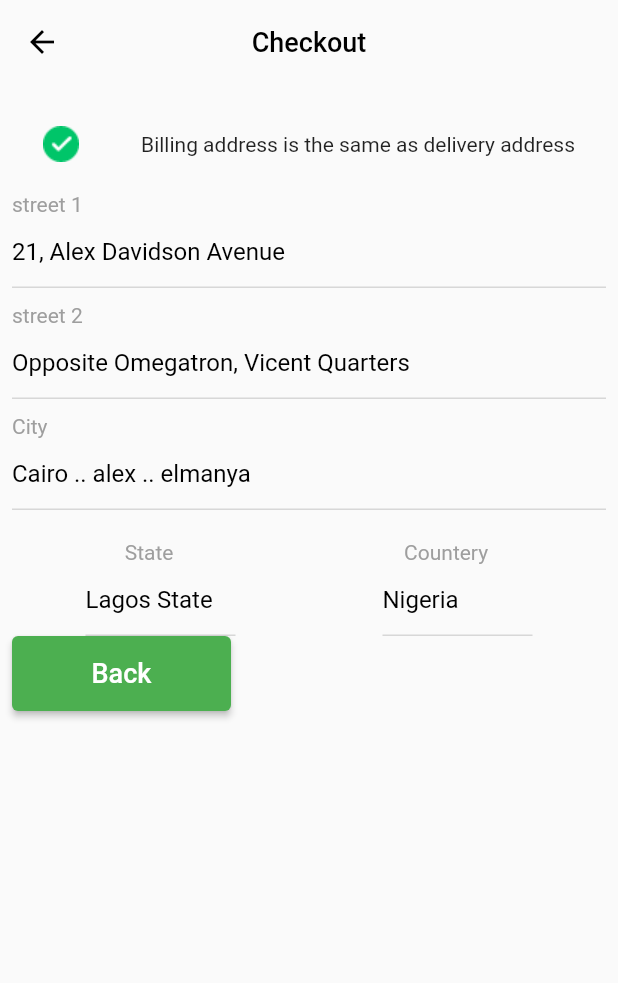
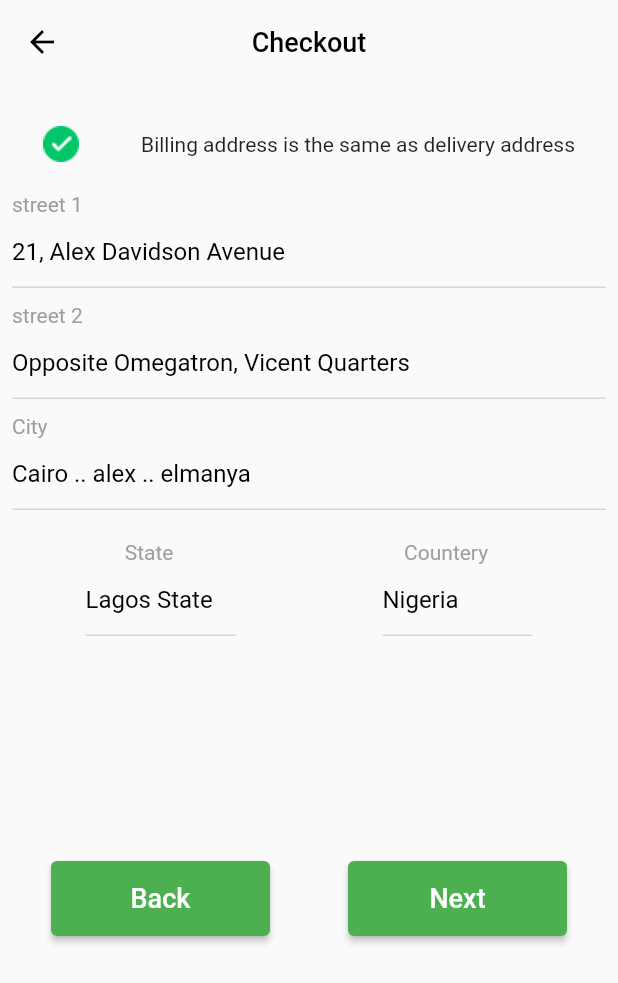
Before and after one commit to abdo-gamal-vip/e_commerce, a Flutter app: the CartView screen opened directly, after a tap on "CheckOut", on a phone screen of 412 x 824 dp. Shown: the top 983 px of the screen. Run offline on Flutter 3.47's test engine with Material 2 defaults, Android fonts, the phone set to English and light mode, and no system bars; our stand-ins replace cloud_firestore, firebase_auth, firebase_core, flutter_signin_button, flutter_svg, get and 1 more; accounts and stored records are empty.

Commit message:
modified:   lib/views/home/cart_view.dart 	modified:   lib/views/home/checkout_form.dart 	new file:   lib/views/home/checkout_view.dart

```diff
--- a/lib/views/home/cart_view.dart
+++ b/lib/views/home/cart_view.dart
@@ -7,6 +7,7 @@ import 'package:get/get.dart';
 
 import '../../helper/conests.dart';
 import '../../widgets/small_button.dart';
+import 'checkout_view.dart';
 
 class CartView extends GetWidget<CartViewModel> {
   CartView({Key? key}) : super(key: key);
@@ -140,7 +141,7 @@ class CartView extends GetWidget<CartViewModel> {
                                       ]),
                                   defSmallButton(
                                       ontap: () {
-                                        Get.to(Checkform());
+                                        Get.to(checkout());
                                       },
                                       txt: "CheckOut"),
                                 ],
--- a/lib/views/home/checkout_form.dart
+++ b/lib/views/home/checkout_form.dart
@@ -5,7 +5,7 @@ import 'package:flutter/src/widgets/framework.dart';
 import 'package:get/get.dart';
 
 class Checkform extends StatelessWidget {
-  const Checkform({Key? key}) : super(key: key);
+  Checkform({Key? key}) : super(key: key);
 
   @override
   Widget build(BuildContext context) {
@@ -14,7 +14,7 @@ class Checkform extends StatelessWidget {
       appBar: AppBar(
           backgroundColor: Colors.transparent,
           elevation: 0,
-          title: Text(
+          title: const Text(
             "Checkout",
             style: TextStyle(fontSize: 18, color: Colors.black),
           ),
@@ -23,7 +23,7 @@ class Checkform extends StatelessWidget {
             onPressed: () {
               Get.back();
             },
-            icon: Icon(
+            icon: const Icon(
               Icons.arrow_back,
               color: Colors.black,
             ),
@@ -31,74 +31,72 @@ class Checkform extends StatelessWidget {
       body: Padding(
         padding: const EdgeInsets.all(8.0),
         child: SingleChildScrollView(
-          child: Expanded(
-            flex: 5,
           child:
               Column(crossAxisAlignment: CrossAxisAlignment.start, children: [
-              SizedBox(
+            const SizedBox(
               height: 20,
             ),
             Row(mainAxisAlignment: MainAxisAlignment.spaceAround, children: [
               Image.asset("assets/checkbox.png"),
-                Text(
+              const Text(
                 "Billing address is the same as delivery address",
                 style: TextStyle(fontSize: 14),
               )
             ]),
-              SizedBox(
+            const SizedBox(
               height: 20,
             ),
             Column(
               crossAxisAlignment: CrossAxisAlignment.start,
               children: [
-                  Text(
+                const Text(
                   "street 1 ",
                   style: TextStyle(color: Colors.grey),
                 ),
                 TextFormField(
-                    decoration: InputDecoration(
+                  decoration: const InputDecoration(
                     hintText: "21, Alex Davidson Avenue",
                     hintStyle: TextStyle(color: Colors.black),
                     focusedBorder: UnderlineInputBorder(
                         borderSide: BorderSide(color: Colors.black)),
                   ),
                 ),
-                  SizedBox(
+                const SizedBox(
                   height: 10,
                 ),
-                  Text(
+                const Text(
                   "street 2 ",
                   style: TextStyle(color: Colors.grey),
                 ),
                 TextFormField(
-                    decoration: InputDecoration(
+                  decoration: const InputDecoration(
                     hintText: "Opposite Omegatron, Vicent Quarters",
                     hintStyle: TextStyle(color: Colors.black),
                     focusedBorder: UnderlineInputBorder(
                         borderSide: BorderSide(color: Colors.black)),
                   ),
                 ),
-                  SizedBox(
+                const SizedBox(
                   height: 10,
                 ),
-                  Text(
+                const Text(
                   "City ",
                   style: TextStyle(color: Colors.grey),
                 ),
                 TextFormField(
-                    decoration: InputDecoration(
+                  decoration: const InputDecoration(
                     hintText: "Cairo .. alex .. elmanya",
                     hintStyle: TextStyle(color: Colors.black),
                     focusedBorder: UnderlineInputBorder(
                         borderSide: BorderSide(color: Colors.black)),
                   ),
                 ),
-                  SizedBox(
+                const SizedBox(
                   height: 20,
                 ),
                 Row(
                   mainAxisAlignment: MainAxisAlignment.spaceAround,
-                    children: [
+                  children: const [
                     Text(
                       "State ",
                       style: TextStyle(color: Colors.grey),
@@ -115,7 +113,7 @@ class Checkform extends StatelessWidget {
                       Container(
                         width: 100,
                         child: TextFormField(
-                            decoration: InputDecoration(
+                          decoration: const InputDecoration(
                             hintText: "Lagos State",
                             hintStyle: TextStyle(color: Colors.black),
                             focusedBorder: UnderlineInputBorder(
@@ -126,7 +124,7 @@ class Checkform extends StatelessWidget {
                       Container(
                         width: 100,
                         child: TextFormField(
-                            decoration: InputDecoration(
+                          decoration: const InputDecoration(
                             hintText: "Nigeria",
                             hintStyle: TextStyle(color: Colors.black),
                             focusedBorder: UnderlineInputBorder(
@@ -135,13 +133,24 @@ class Checkform extends StatelessWidget {
                         ),
                       ),
                     ]),
-                  Row(children: [defSmallButton(txt: "Back", ontap: () {})]),
+                const SizedBox(
+                  height: 150,
+                ),
+                Row(
+                    mainAxisAlignment: MainAxisAlignment.spaceAround,
+                    children: [
+                      defSmallButton(
+                          txt: "Back",
+                          ontap: () {
+                            Get.back();
+                          }),
+                      defSmallButton(txt: "Next", ontap: () {})
+                    ]),
               ],
             ),
           ]),
         ),
       ),
-      ),
     ));
   }
 }
--- /dev/null
+++ b/lib/views/home/checkout_view.dart
@@ -0,0 +1,24 @@
+import 'package:e_commerce/view_models/cart_view_model.dart';
+import 'package:e_commerce/views/home/account_view.dart';
+import 'package:e_commerce/views/home/checkout_form.dart';
+import 'package:flutter/cupertino.dart';
+import 'package:flutter/material.dart';
+import 'package:flutter/src/foundation/key.dart';
+import 'package:flutter/src/widgets/framework.dart';
+import 'package:get/get.dart';
+
+class checkout extends GetWidget<CartViewModel> {
+  checkout({Key? key}) : super(key: key);
+  final controller = Get.put(CartViewModel());
+  PageController pageController = PageController();
+  @override
+  Widget build(BuildContext context) {
+    return SafeArea(
+        child: Scaffold(
+      body: PageView(controller: pageController, children: [
+        Checkform(),
+        AccountView(),
+      ]),
+    ));
+  }
+}
```
Lines whose indentation alone changed are shown as unchanged.
